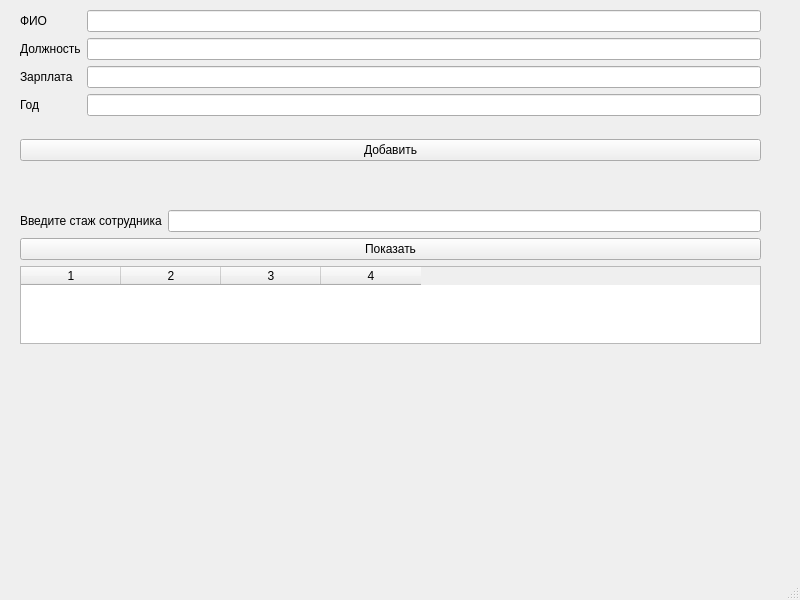
try2wonder/syn_prod_pract, file desktop_app/mainwindow.ui: the form before one commit.
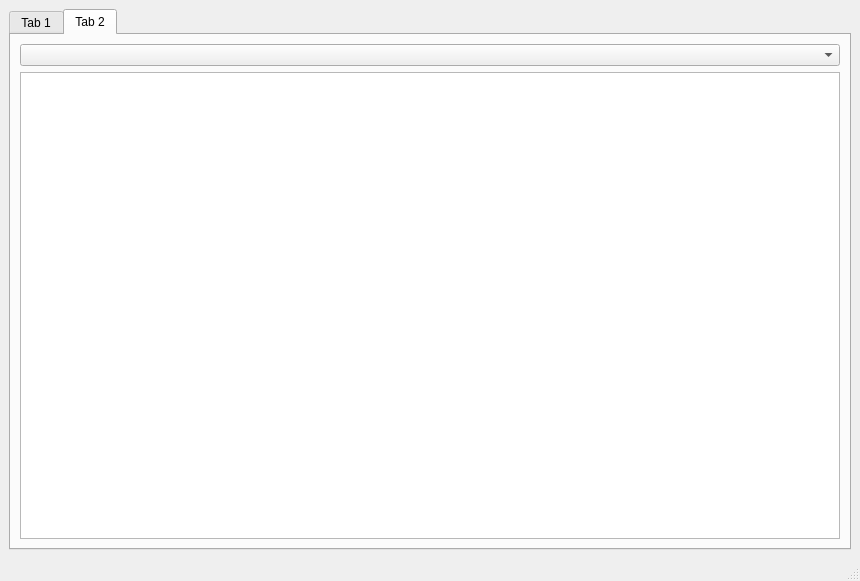
The form after the commit.

Commit message: Добавил работы с JSON объектами. Выбор таблиц в QComboBox. Заполнение таблицы. Растяжеие дочерних элементов ui.

What changed in the file:
```diff
--- a/desktop_app/mainwindow.ui
+++ b/desktop_app/mainwindow.ui
@@ -6,23 +6,32 @@
    <rect>
     <x>0</x>
     <y>0</y>
-    <width>800</width>
-    <height>600</height>
+    <width>860</width>
+    <height>581</height>
    </rect>
   </property>
   <property name="windowTitle">
    <string>MainWindow</string>
   </property>
   <widget class="QWidget" name="centralwidget">
-   <widget class="QWidget" name="verticalLayoutWidget">
-    <property name="geometry">
-     <rect>
-      <x>20</x>
-      <y>10</y>
-      <width>741</width>
-      <height>151</height>
-     </rect>
-    </property>
+   <property name="sizePolicy">
+    <sizepolicy hsizetype="Expanding" vsizetype="Expanding">
+     <horstretch>0</horstretch>
+     <verstretch>0</verstretch>
+    </sizepolicy>
+   </property>
+   <layout class="QVBoxLayout" name="verticalLayout" stretch="0">
+    <item>
+     <widget class="QTabWidget" name="tabWidget">
+      <property name="currentIndex">
+       <number>1</number>
+      </property>
+      <widget class="QWidget" name="tb_task3">
+       <attribute name="title">
+        <string>Tab 1</string>
+       </attribute>
+       <layout class="QVBoxLayout" name="verticalLayout_2">
+        <item>
     <layout class="QVBoxLayout" name="vlo_employeeAccessPanel">
      <item>
       <layout class="QFormLayout" name="flo_employeeCreds">
@@ -76,16 +85,8 @@
       </widget>
      </item>
     </layout>
-   </widget>
-   <widget class="QWidget" name="verticalLayoutWidget_4">
-    <property name="geometry">
-     <rect>
-      <x>20</x>
-      <y>210</y>
-      <width>741</width>
-      <height>134</height>
-     </rect>
-    </property>
+        </item>
+        <item>
     <layout class="QVBoxLayout" name="vlo_employeeTablenFilters">
      <item>
       <layout class="QFormLayout" name="flo_filterParams">
@@ -126,7 +127,25 @@
       </widget>
      </item>
     </layout>
-   </widget>
+        </item>
+       </layout>
+      </widget>
+      <widget class="QWidget" name="tb_jsonData">
+       <attribute name="title">
+        <string>Tab 2</string>
+       </attribute>
+       <layout class="QVBoxLayout" name="verticalLayout_3">
+        <item>
+         <widget class="QComboBox" name="cb_tables"/>
+        </item>
+        <item>
+         <widget class="QTableWidget" name="tableWidget_json"/>
+        </item>
+       </layout>
+      </widget>
+     </widget>
+    </item>
+   </layout>
   </widget>
   <widget class="QMenuBar" name="menubar">
    <property name="geometry">
```
Left out of the diff: 4 changed lines with no effect on the pictures. Lines whose indentation alone changed are shown as unchanged. The commit also changes 3 other files.
